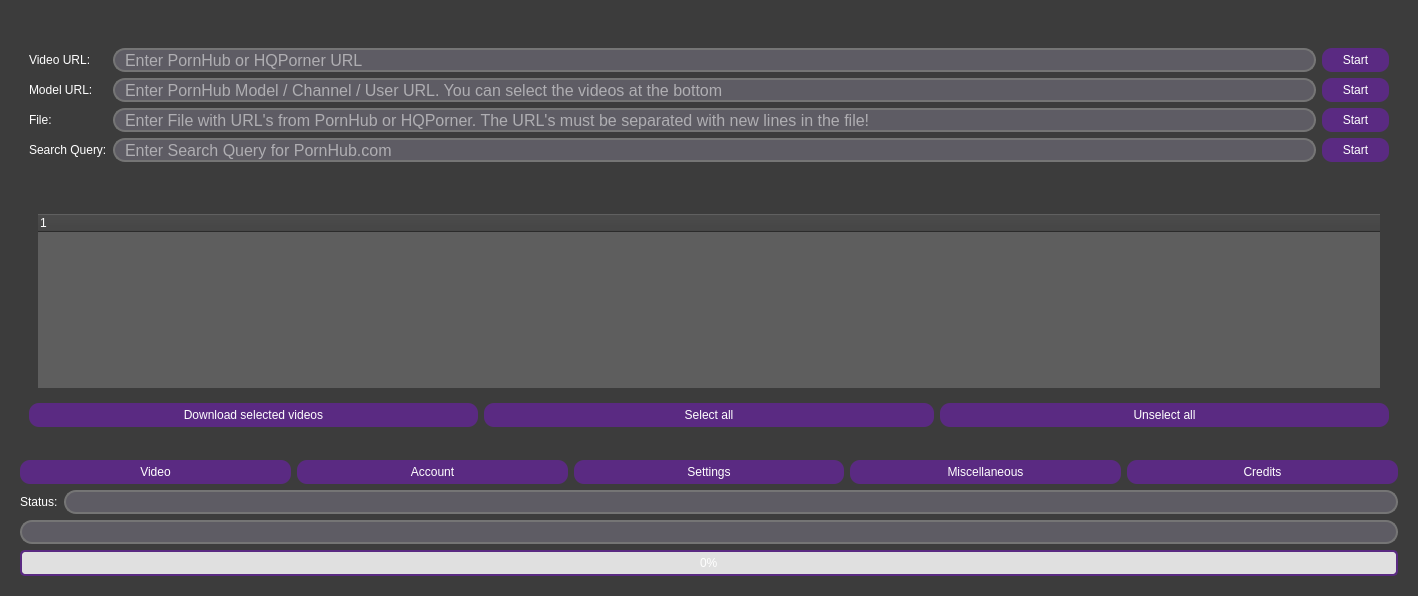
Before: the Qt Designer form src/frontend/Porn_Fetch_v3.ui in EchterAlsFake/Porn_Fetch, drawn with Qt 5.
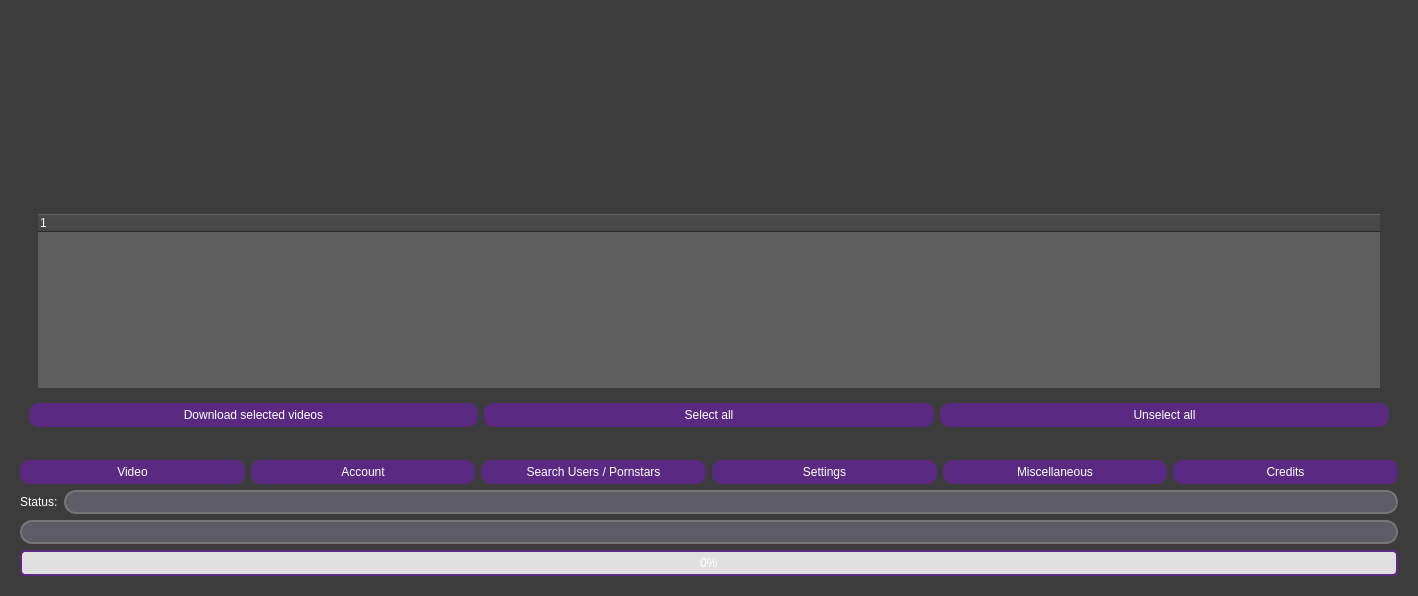
After: the same form once the commit is applied. The open tabs and pages were chosen to show the change.

What changed in the file:
```diff
--- a/src/frontend/Porn_Fetch_v3.ui
+++ b/src/frontend/Porn_Fetch_v3.ui
@@ -254,7 +254,7 @@
        <item row="0" column="0">
         <widget class="QStackedWidget" name="stackedWidget">
          <property name="currentIndex">
-          <number>0</number>
+          <number>2</number>
          </property>
          <widget class="QWidget" name="page">
           <layout class="QGridLayout" name="gridLayout_9">
@@ -492,6 +492,7 @@
            </item>
           </layout>
          </widget>
+         <widget class="QWidget" name="page_11"/>
         </widget>
        </item>
       </layout>
@@ -2167,6 +2168,13 @@
             </property>
            </widget>
           </item>
+          <item>
+           <widget class="QPushButton" name="pushButton">
+            <property name="text">
+             <string>Search Users / Pornstars</string>
+            </property>
+           </widget>
+          </item>
           <item>
            <widget class="QPushButton" name="button_settings">
             <property name="cursor">
```
Left out of the diff: 2 changed lines with no effect on the pictures.
